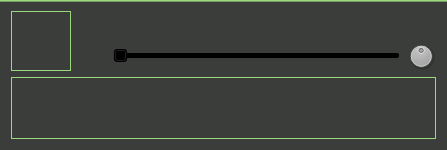
Qt form src/client/gui/livejamming/app/roomplayeritem.ui (sush/Live-Jamming) before a commit.
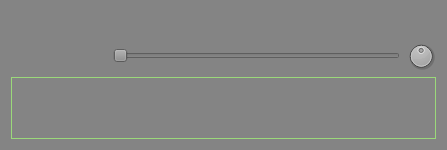
The same form after that commit. Icons and pictures are not drawn.

```diff
--- a/src/client/gui/livejamming/app/roomplayeritem.ui
+++ b/src/client/gui/livejamming/app/roomplayeritem.ui
@@ -27,11 +27,10 @@
   </property>
   <property name="styleSheet">
    <string notr="true">QWidget {
-	background: qlineargradient(spread:pad, x1:0, y1:0, x2:0, y2:1, stop:0.00934579 rgba(155, 217, 122, 255), stop:0.0116822 rgba(59, 61, 59, 255), stop:0.995455 rgba(59, 61, 59, 255));
+	background: rgb(132, 132, 132)
 }
-
 #avatar {
-	border: 1px solid #9BD97A;
+	border: none;
 }
 
 #spectrum {
```
